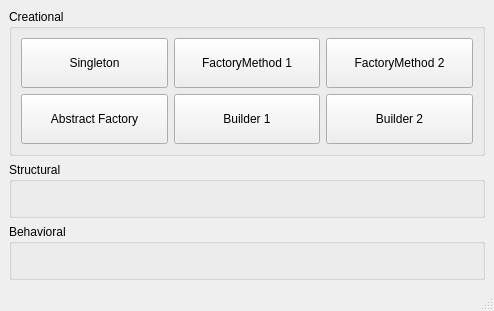
Above: mainwindow.ui from vRFEducation/designpatternsdemo before the change. Below: the same form after it.
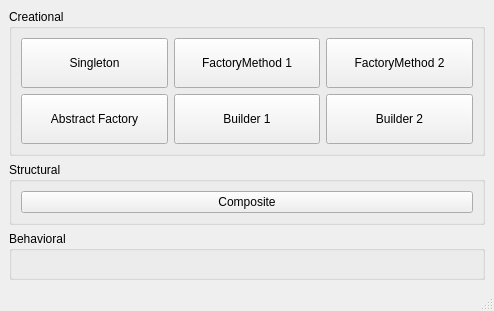
That is the form after the change.

The edit to the form file:
```diff
--- a/mainwindow.ui
+++ b/mainwindow.ui
@@ -14,8 +14,8 @@
    <string>Design Patterns Demo</string>
   </property>
   <widget class="QWidget" name="centralwidget">
-   <layout class="QVBoxLayout" name="verticalLayout">
-    <item>
+   <layout class="QGridLayout" name="gridLayout_2">
+    <item row="0" column="0">
      <widget class="QGroupBox" name="groupBox">
       <property name="title">
        <string>Creational</string>
@@ -102,14 +102,23 @@
       </layout>
      </widget>
     </item>
-    <item>
+    <item row="1" column="0">
      <widget class="QGroupBox" name="groupBox_2">
       <property name="title">
        <string>Structural</string>
       </property>
+      <layout class="QVBoxLayout" name="verticalLayout_2">
+       <item>
+        <widget class="QPushButton" name="btnComposite">
+         <property name="text">
+          <string>Composite</string>
+         </property>
+        </widget>
+       </item>
+      </layout>
      </widget>
     </item>
-    <item>
+    <item row="2" column="0">
      <widget class="QGroupBox" name="groupBox_3">
       <property name="title">
        <string>Behavioral</string>
```
